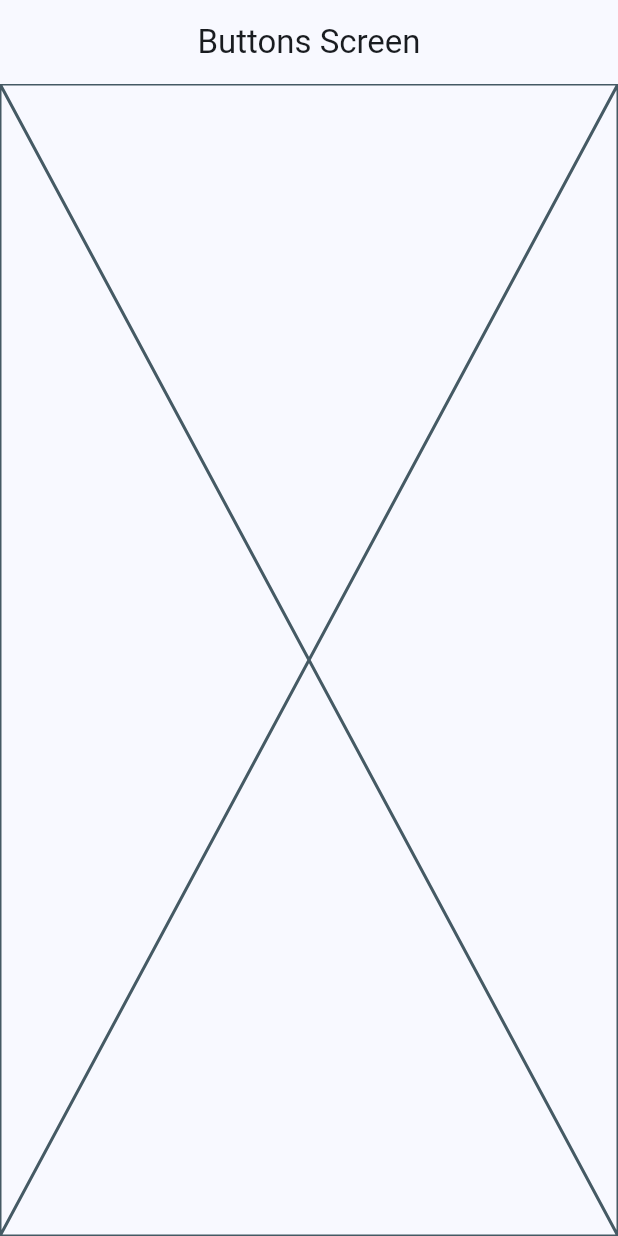
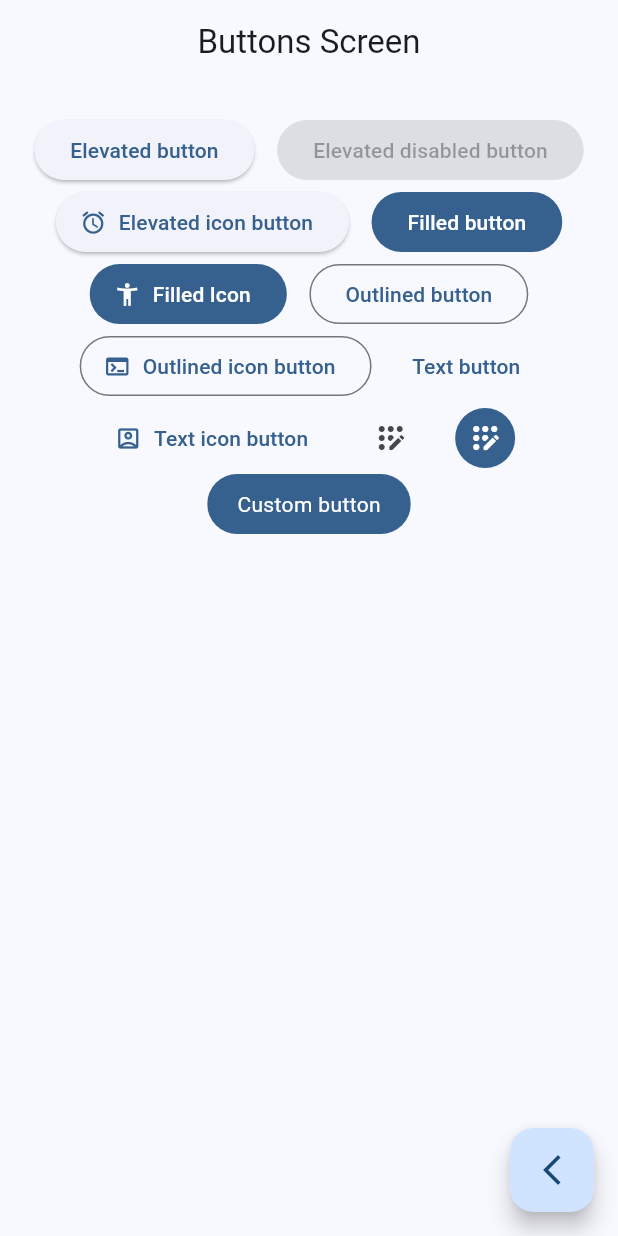
Before and after one commit to eme-hache/widgets_app, a Flutter app: the ButtonsScreen screen opened by its route, on a phone screen of 412 x 824 dp. Run offline on Flutter 3.47's test engine with Material 2 defaults, Android fonts, the phone set to English and light mode, and no system bars; our stand-ins replace go_router.

Commit message:
feat: add buttons in buttons_screen

```diff
--- a/lib/presentation/screens/buttons/buttons_screen.dart
+++ b/lib/presentation/screens/buttons/buttons_screen.dart
@@ -1,4 +1,5 @@
 import 'package:flutter/material.dart';
+import 'package:go_router/go_router.dart';
 
 class ButtonsScreen extends StatelessWidget {
   static const String name = 'buttons_screen';
@@ -11,7 +12,103 @@ class ButtonsScreen extends StatelessWidget {
       appBar: AppBar(
         title: const Text('Buttons Screen'),
       ),
-      body: const Placeholder()
+      body: const _ButtonsVIew(),
+      floatingActionButton: FloatingActionButton(
+        child: const Icon(Icons.arrow_back_ios_new),
+        onPressed: () {
+          context.pop();
+        },
+      ),
     );
   }
 }
+
+class _ButtonsVIew extends StatelessWidget {
+  const _ButtonsVIew();
+
+  @override
+  Widget build(BuildContext context) {
+    final colors = Theme.of(context).colorScheme;
+
+    return SizedBox(
+      width: MediaQuery.of(context).size.width,
+      child: Padding(
+          padding: const EdgeInsets.symmetric(horizontal: 10, vertical: 20),
+          child: Wrap(
+            spacing: 15,
+            alignment: WrapAlignment.center,
+            children: [
+              ElevatedButton(
+                child: const Text('Elevated button'),
+                onPressed: () {},
+              ),
+              const ElevatedButton(
+                onPressed: null,
+                child: Text('Elevated disabled button'),
+              ),
+              ElevatedButton.icon(
+                icon: const Icon(Icons.access_alarm_rounded),
+                onPressed: () {},
+                label: const Text('Elevated icon button'),
+              ),
+              FilledButton(
+                onPressed: () {},
+                child: const Text('Filled button'),
+              ),
+              FilledButton.icon(
+                  onPressed: () {},
+                  icon: const Icon(Icons.accessibility_new),
+                  label: const Text('Filled Icon')),
+              OutlinedButton(
+                  onPressed: () {}, child: const Text('Outlined button')),
+              OutlinedButton.icon(
+                  onPressed: () {},
+                  icon: const Icon(Icons.terminal),
+                  label: const Text('Outlined icon button')),
+              TextButton(onPressed: () {}, child: const Text('Text button')),
+              TextButton.icon(
+                  onPressed: () {},
+                  icon: const Icon(Icons.account_box_outlined),
+                  label: const Text('Text icon button')),
+              IconButton(
+                  onPressed: () {},
+                  icon: const Icon(Icons.app_registration_rounded)),
+              IconButton(
+                onPressed: () {},
+                icon: const Icon(Icons.app_registration_rounded),
+                style: ButtonStyle(
+                    backgroundColor: MaterialStatePropertyAll(colors.primary),
+                    iconColor: const MaterialStatePropertyAll(Colors.white)),
+              ),
+              const _CustomButton()
+            ],
+          )),
+    );
+  }
+}
+
+class _CustomButton extends StatelessWidget {
+  const _CustomButton();
+
+  @override
+  Widget build(BuildContext context) {
+    final colors = Theme.of(context).colorScheme;
+
+    return ClipRRect(
+      borderRadius: BorderRadius.circular(20),
+      child: Material(
+        color: colors.primary,
+        child: InkWell(
+          onTap: (){},
+          child: const Padding(
+            padding: EdgeInsets.symmetric(horizontal: 20, vertical: 10),
+            child: Text(
+              'Custom button',
+              style: TextStyle(color: Colors.white),
+            ),
+          ),
+        ),
+      ),
+    );
+  }
+}
--- a/lib/presentation/screens/home/home_screen.dart
+++ b/lib/presentation/screens/home/home_screen.dart
@@ -1,7 +1,6 @@
 import 'package:flutter/material.dart';
 import 'package:go_router/go_router.dart';
 import 'package:widgets_app/config/menu/menu_item.dart';
-import 'package:widgets_app/presentation/screens/cards/cards_screen.dart';
 
 class HomeScreen extends StatelessWidget {
   static const String name = 'home_screen';
```
